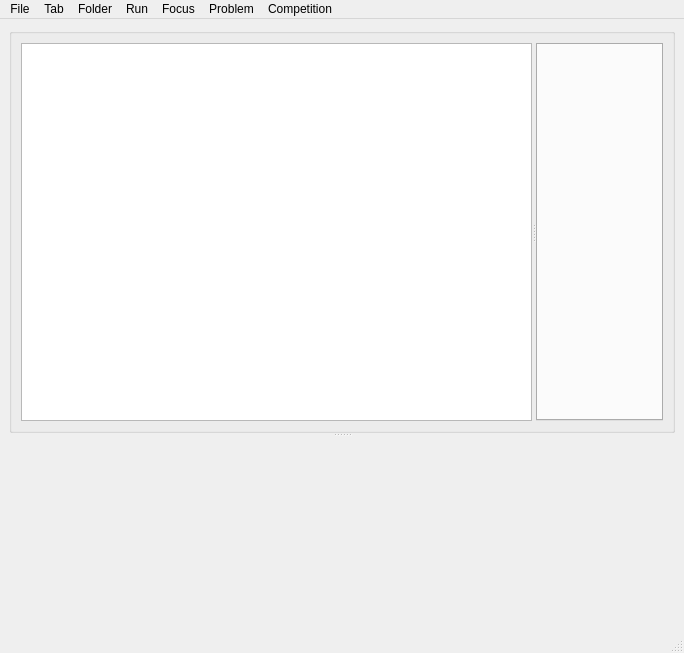
Old version of the form app/ui/mainwindow.ui in the repository dj1vs/corgide.
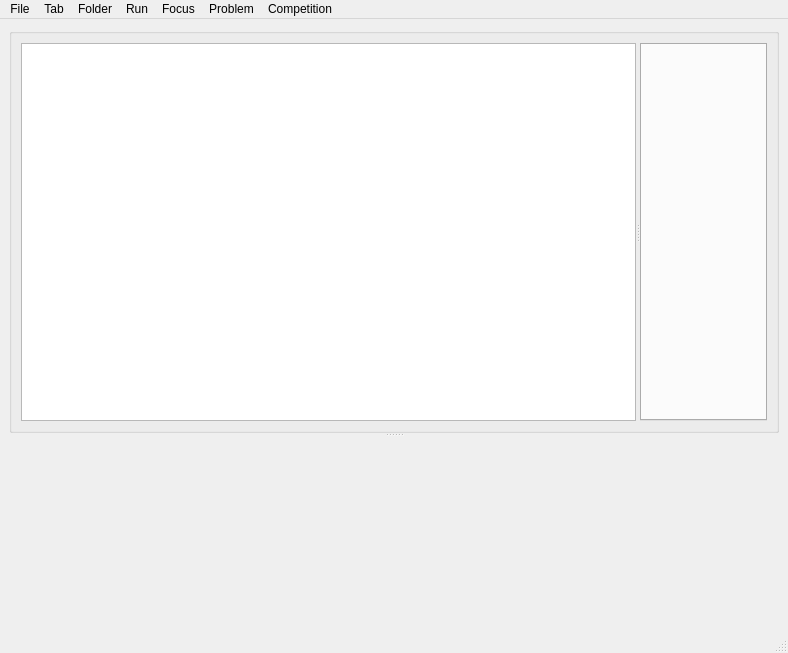
New version of the form. Icons and pictures are not drawn. Custom widgets are drawn as their Qt base class.

Patch:
```diff
--- a/app/ui/mainwindow.ui
+++ b/app/ui/mainwindow.ui
@@ -6,7 +6,7 @@
    <rect>
     <x>0</x>
     <y>0</y>
-    <width>684</width>
+    <width>788</width>
     <height>653</height>
    </rect>
   </property>
@@ -86,7 +86,7 @@
     <rect>
      <x>0</x>
      <y>0</y>
-     <width>684</width>
+     <width>788</width>
      <height>22</height>
     </rect>
    </property>
```
